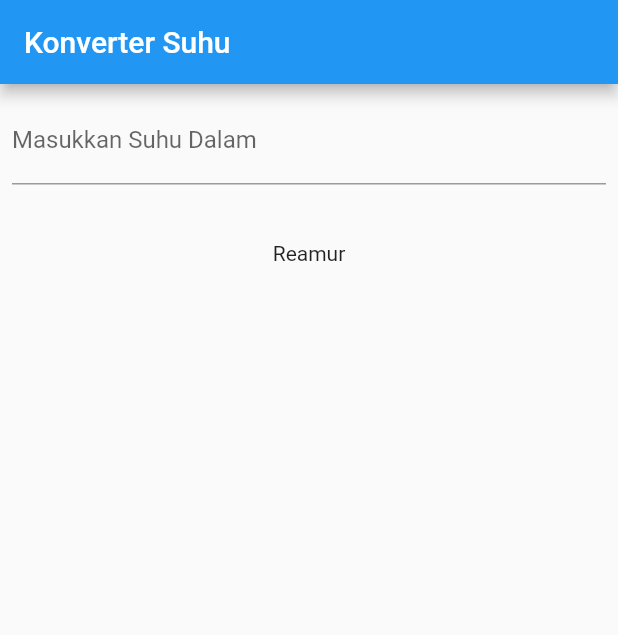
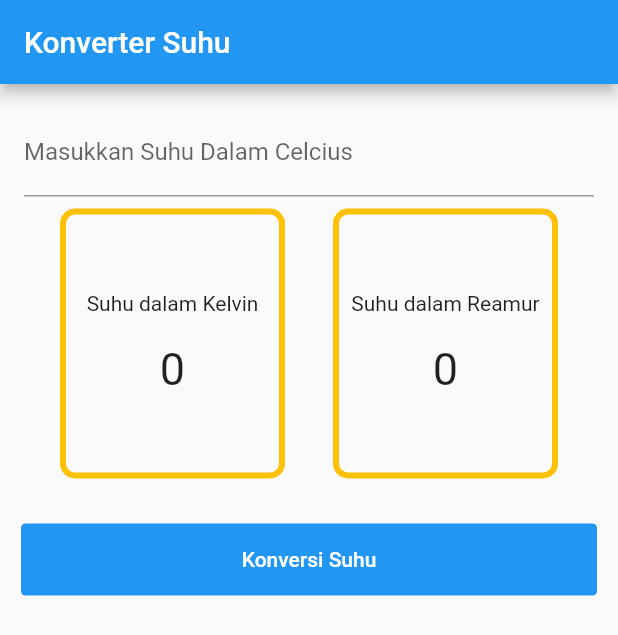
Before and after one commit to nabilarasyidah/PemrogramanMobile, a Flutter app: the screen it shows after launch, on a phone screen of 412 x 824 dp. Shown: the top 635 px of the screen. Run offline on Flutter 3.47's test engine with Material 2 defaults, Android fonts, the light colour scheme and no system bars.

Commit message:
praktikum suhu

```diff
--- a/prakt4/lib/main.dart
+++ b/prakt4/lib/main.dart
@@ -5,8 +5,30 @@ void main() {
   runApp(const MyApp());
 }
 
-class MyApp extends StatelessWidget {
+class MyApp extends StatefulWidget {
   const MyApp({super.key});
+
+  @override
+  State<MyApp> createState() => _MyAppState();
+}
+
+class _MyAppState extends State<MyApp> {
+  final double _inputUser = 0;
+  double _kelvin = 0;
+  double _reamor = 0;
+
+  String resReamor = '0';
+  String resKelvin = '0';
+
+  final myController = TextEditingController();
+
+  @override
+  void dispose() {
+    myController.dispose();
+    super.dispose();
+  }
+
+
 
   // This widget is the root of your application.
   @override
@@ -16,43 +38,132 @@ class MyApp extends StatelessWidget {
         appBar: AppBar(
           title: const Text("Konverter Suhu"),),
           body: Container(
+            width: double.infinity,
+            padding: const EdgeInsets.all(8),
             child: Column(
               children: [
                 Container(
                   margin: const EdgeInsets.all(8),
                   child: TextFormField(
+                    //controller: myController,
                     keyboardType: TextInputType.number,
                     inputFormatters: <TextInputFormatter>[
                       FilteringTextInputFormatter.digitsOnly
                     ],
                     decoration: const InputDecoration(
-                labelText: "Masukkan Suhu Dalam"
+                      labelText: "Masukkan Suhu Dalam Celcius"
                     ),
                   ),
                 ),
           Container(
-            margin: const EdgeInsets.only(top: 30),
-            child: const Text("Reamur"),
+            child: Row(
+              mainAxisAlignment: MainAxisAlignment.spaceEvenly,
+              children: [
+                Container(
+                  decoration: BoxDecoration(
+                    border: Border.all(color: Colors.amber, width: 4),
+                    borderRadius: BorderRadius.circular(10),
+                  ),
+                  width: 150,
+                  height: 180,
+                  child: Column(
+                    mainAxisAlignment: MainAxisAlignment.center,
+                    children: [
+                      Container(
+                        child: const Text("Suhu dalam Kelvin"),
+                      ),
+                      const SizedBox(height: 18),
+                      Container(
+                        child: Text(resKelvin, style: const TextStyle(fontSize: 30),),
+                      )
+                    ],
+                  ),
                 ),
                 Container(
-            margin: const EdgeInsets.only(top: 30),
+                  decoration: BoxDecoration(
+                    border: Border.all(color: Colors.amber, width: 4),
+                    borderRadius: BorderRadius.circular(10)
+                  ),
+                  width: 150,
+                  height: 180,
                   child: Column(
+                    mainAxisAlignment: MainAxisAlignment.center,
                     children: [
                       Container(
-
+                        child: const Text("Suhu dalam Reamur"),
+                      ),
+                      const SizedBox(height: 18),
+                      Container(
+                        child: Text(
+                          resReamor, style: const TextStyle(fontSize: 30),
+                        ),
+                      ),
+                    ],
+                  ),
+                ),
+              ],
+            )
           ),
           Container(
+            margin: const EdgeInsets.fromLTRB(6, 30, 6, 10),
+            width: double.infinity,
+            decoration: const BoxDecoration(
+              color: Colors.blue,
+              borderRadius: BorderRadius.all(Radius.circular(3))
+            ),
+            child: TextButton(
+                    child: const Text(
+                      "Konversi Suhu",
+                      style: TextStyle(color: Colors.white),
+                    ),
+                    onPressed: () {
+                      String getInput = myController.text;
+                      if (getInput.isNotEmpty) {
+                        double celcius = double.parse(getInput);
+                        // celcius to kelvin
+                        _kelvin = celcius + 273;
+
+                        // celcius to reamor
+                        _reamor = 4 / 5 * celcius;
+
+                        setState(() {
+                          resReamor = _reamor.toStringAsFixed(1);
+                          resKelvin = _kelvin.toStringAsFixed(1);
+                          // to delete the input
+                          myController.text = "";
+                        });
+                      } else {
+                        showDialog(
+                            context: context,
+                            builder: (context) {
+                              return AlertDialog(
+                                title: const Text("Input is empty"),
+                                content:
+                                    const Text("Please enter a temperatire value"),
+                                actions: [
+                                  TextButton(
+                                      onPressed: () {
+                                        Navigator.of(context).pop();
+                                      },
+                                      child: const Text("OK"))
+                                ],
+                              );
+                            });
+                      }
+                    },
+                  ),
+
 
                 ),
               ],
             ),
           )
-              ],
-            ),
-          )
-
 
             ),
           );
+
+
+
+
   }
 }
```
Lines whose indentation alone changed are shown as unchanged.
